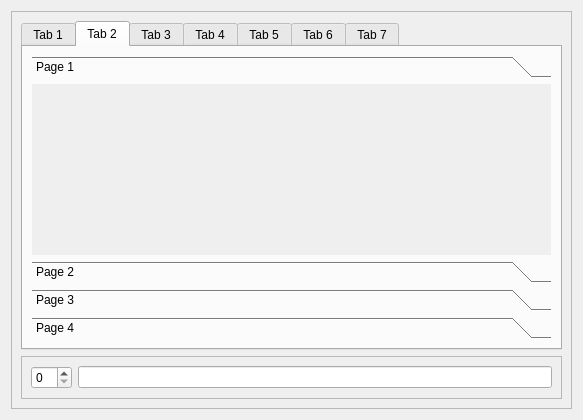
Above: Qt/my_programm/_For_tests/src/for_tests_mainbox_gui/src/ui/for_tests_mainbox_gui.ui from RinatB2017/mega_GIT before the change. Below: the same form after it.
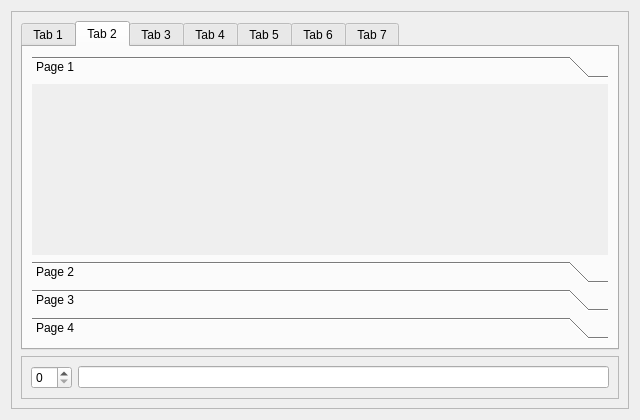
That is the form after the change. The open tabs and pages were chosen to show the change. Icons and pictures are not drawn. Custom widgets are drawn as their Qt base class.

```diff
--- a/Qt/my_programm/_For_tests/src/for_tests_mainbox_gui/src/ui/for_tests_mainbox_gui.ui
+++ b/Qt/my_programm/_For_tests/src/for_tests_mainbox_gui/src/ui/for_tests_mainbox_gui.ui
@@ -6,7 +6,7 @@
    <rect>
     <x>0</x>
     <y>0</y>
-    <width>583</width>
+    <width>640</width>
     <height>420</height>
    </rect>
   </property>
@@ -61,8 +61,8 @@
               <rect>
                <x>0</x>
                <y>0</y>
-               <width>100</width>
-               <height>30</height>
+               <width>96</width>
+               <height>26</height>
               </rect>
              </property>
              <attribute name="icon">
```
Left out of the diff: 41 changed lines with no effect on the pictures.
